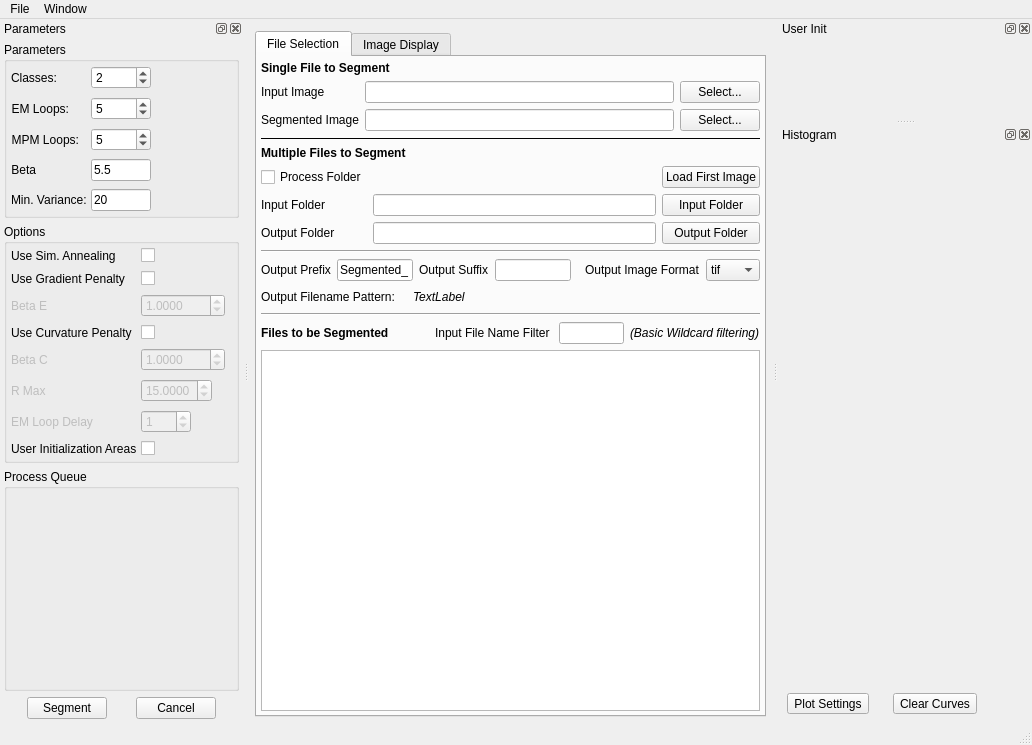
This is Code/EmMpmGui/UI_Files/EmMpmGui.ui in BlueQuartzSoftware/EMMPMWorkbench as Qt 5 draws it before an edit. The edited form follows.
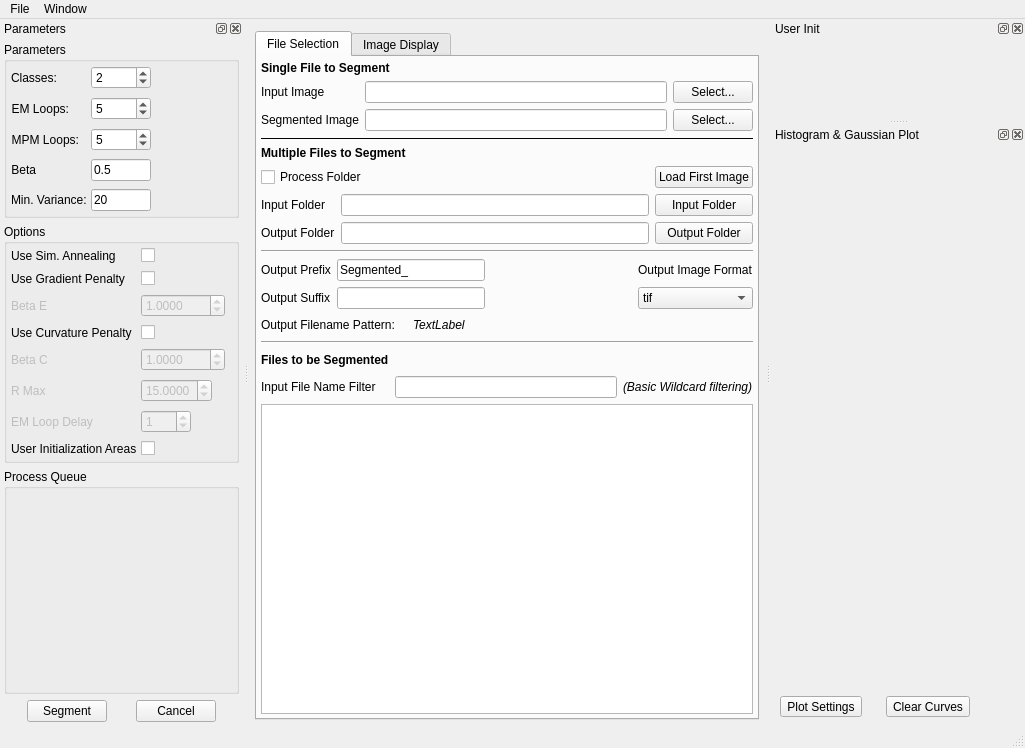
This is the edited form. Icons and pictures are not drawn. Custom widgets are drawn as their Qt base class.

Commit message: Adding Status Tips and Tool Tips for most of the controls in the user interface. Adding some quick DOxygen comments about things that would be nice to implement in the Gui.

Diff of the .ui file:
```diff
--- a/Code/EmMpmGui/UI_Files/EmMpmGui.ui
+++ b/Code/EmMpmGui/UI_Files/EmMpmGui.ui
@@ -6,8 +6,8 @@
    <rect>
     <x>0</x>
     <y>0</y>
-    <width>1032</width>
-    <height>745</height>
+    <width>1025</width>
+    <height>748</height>
    </rect>
   </property>
   <property name="sizePolicy">
@@ -61,9 +61,6 @@
         <string>File Selection</string>
        </attribute>
        <layout class="QVBoxLayout" name="verticalLayout" stretch="0,0,0,0,0,0,0,0,0,0">
-        <property name="spacing">
-         <number>6</number>
-        </property>
         <property name="margin">
          <number>4</number>
         </property>
@@ -107,7 +104,7 @@
             </property>
            </widget>
           </item>
-          <item row="2" column="1" colspan="2">
+          <item row="2" column="1" colspan="3">
            <widget class="QLabel" name="label_16">
             <property name="font">
              <font>
@@ -188,7 +185,7 @@
             </property>
            </widget>
           </item>
-          <item row="0" column="1">
+          <item row="0" column="1" colspan="2">
            <widget class="QCheckBox" name="processFolder">
             <property name="enabled">
              <bool>true</bool>
@@ -215,32 +212,22 @@
          </widget>
         </item>
         <item>
-         <layout class="QHBoxLayout" name="_5">
-          <item>
+         <layout class="QGridLayout" name="gridLayout_7">
+          <item row="0" column="0">
            <widget class="QLabel" name="label_2">
             <property name="text">
              <string>Output Prefix</string>
             </property>
            </widget>
           </item>
-          <item>
+          <item row="0" column="1">
            <widget class="QLineEdit" name="outputPrefix">
             <property name="text">
              <string>Segmented_</string>
             </property>
            </widget>
           </item>
-          <item>
-           <widget class="QLabel" name="label_3">
-            <property name="text">
-             <string>Output Suffix</string>
-            </property>
-           </widget>
-          </item>
-          <item>
-           <widget class="QLineEdit" name="outputSuffix"/>
-          </item>
-          <item>
+          <item row="0" column="4" rowspan="2">
            <spacer name="horizontalSpacer_8">
             <property name="orientation">
              <enum>Qt::Horizontal</enum>
@@ -253,14 +240,37 @@
             </property>
            </spacer>
           </item>
-          <item>
+          <item row="0" column="5">
            <widget class="QLabel" name="outputImageTypeLabel">
             <property name="text">
              <string>Output Image Format</string>
             </property>
            </widget>
           </item>
-          <item>
+          <item row="1" column="0">
+           <widget class="QLabel" name="label_3">
+            <property name="toolTip">
+             <string>A suffix to be attached to each output filename</string>
+            </property>
+            <property name="statusTip">
+             <string>A suffix to be attached to each output filename</string>
+            </property>
+            <property name="text">
+             <string>Output Suffix</string>
+            </property>
+           </widget>
+          </item>
+          <item row="1" column="1">
+           <widget class="QLineEdit" name="outputSuffix">
+            <property name="toolTip">
+             <string>A suffix to be attached to each output filename</string>
+            </property>
+            <property name="statusTip">
+             <string>A suffix to be attached to each output filename</string>
+            </property>
+           </widget>
+          </item>
+          <item row="1" column="5">
            <widget class="QComboBox" name="outputImageType">
             <item>
              <property name="text">
@@ -346,8 +356,8 @@
          </widget>
         </item>
         <item>
-         <layout class="QHBoxLayout" name="_2">
-          <item>
+         <layout class="QGridLayout" name="gridLayout_2">
+          <item row="0" column="0">
            <widget class="QLabel" name="label_13">
             <property name="font">
              <font>
@@ -360,14 +370,11 @@
             </property>
            </widget>
           </item>
-          <item>
-           <spacer name="horizontalSpacer_6">
+          <item row="0" column="1" colspan="4">
+           <spacer name="horizontalSpacer_11">
             <property name="orientation">
              <enum>Qt::Horizontal</enum>
             </property>
-            <property name="sizeType">
-             <enum>QSizePolicy::Minimum</enum>
-            </property>
             <property name="sizeHint" stdset="0">
              <size>
               <width>40</width>
@@ -376,21 +383,21 @@
             </property>
            </spacer>
           </item>
-          <item>
+          <item row="1" column="0">
            <widget class="QLabel" name="filterPatternLabel">
             <property name="text">
              <string>Input File Name Filter </string>
             </property>
            </widget>
           </item>
-          <item>
+          <item row="1" column="1" colspan="3">
            <widget class="QLineEdit" name="filterPatternLineEdit">
             <property name="text">
              <string/>
             </property>
            </widget>
           </item>
-          <item>
+          <item row="1" column="4">
            <widget class="QLabel" name="label_4">
             <property name="font">
              <font>
@@ -402,19 +409,6 @@
             </property>
            </widget>
           </item>
-          <item>
-           <spacer name="horizontalSpacer_11">
-            <property name="orientation">
-             <enum>Qt::Horizontal</enum>
-            </property>
-            <property name="sizeHint" stdset="0">
-             <size>
-              <width>40</width>
-              <height>20</height>
-             </size>
-            </property>
-           </spacer>
-          </item>
          </layout>
         </item>
         <item>
@@ -735,7 +729,7 @@
     <rect>
      <x>0</x>
      <y>0</y>
-     <width>1032</width>
+     <width>1025</width>
      <height>22</height>
     </rect>
    </property>
@@ -1026,7 +1020,7 @@
            </size>
           </property>
           <property name="text">
-           <string>5.5</string>
+           <string>0.5</string>
           </property>
          </widget>
         </item>
@@ -1417,7 +1411,7 @@
     <set>Qt::AllDockWidgetAreas</set>
    </property>
    <property name="windowTitle">
-    <string>Histogram</string>
+    <string>Histogram &amp; Gaussian Plot</string>
    </property>
    <attribute name="dockWidgetArea">
     <number>2</number>
```
Left out of the diff: 284 changed lines with no effect on the pictures. The commit also changes 2 other files.
